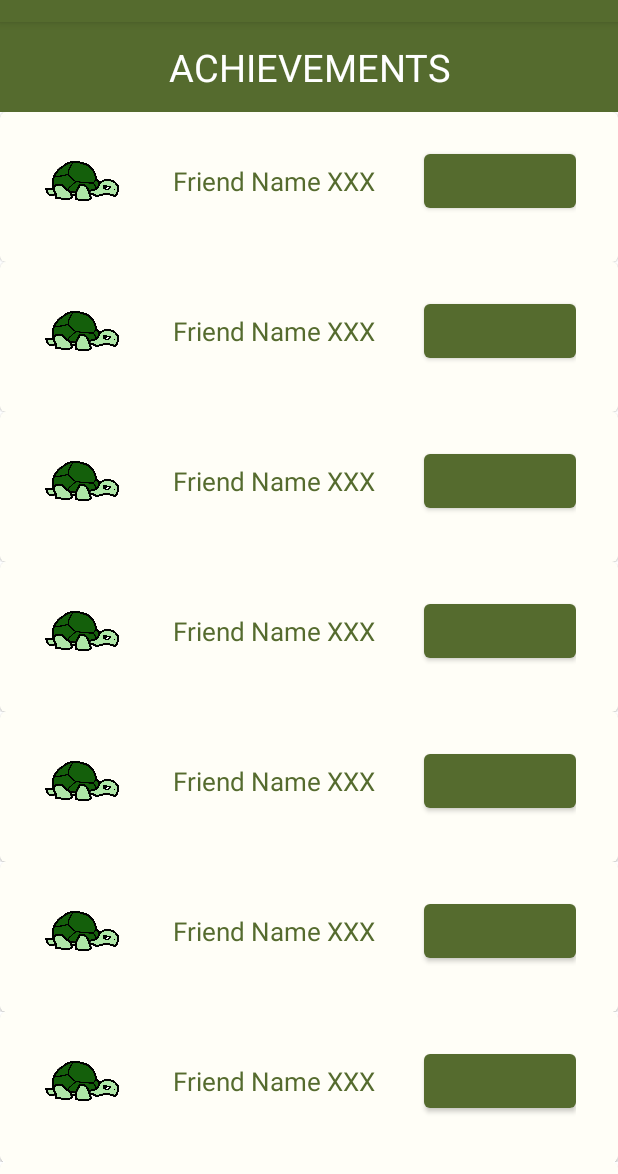
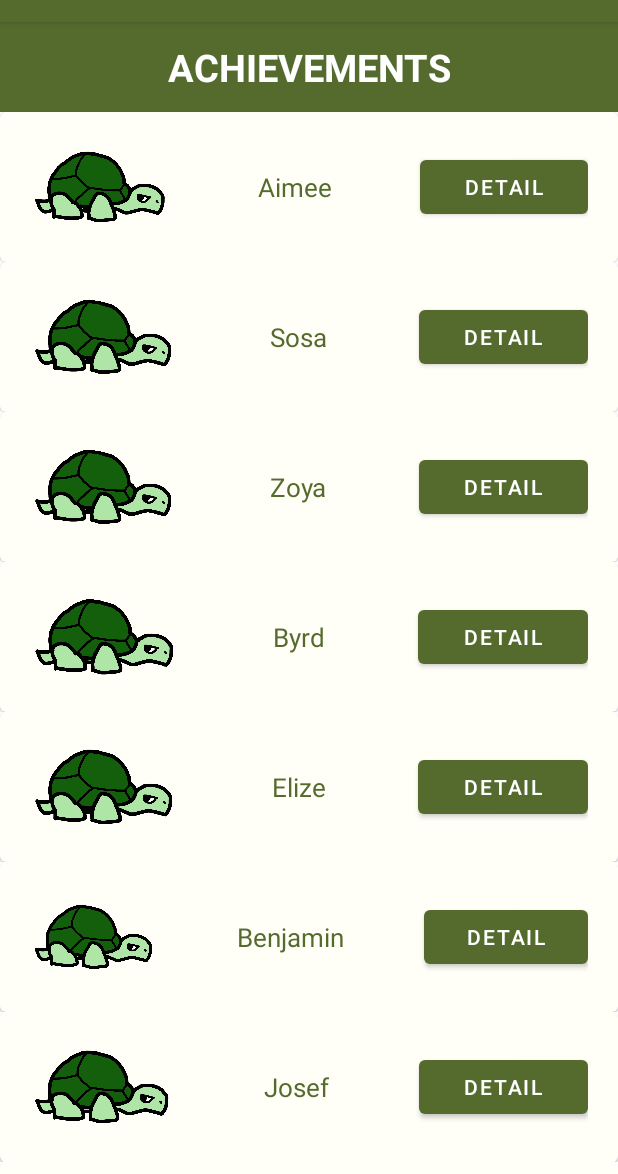
Before and after one commit to LiangL2020/NotLonesomeGeorge, an Android app: the screen it shows after launch (AchievementsActivity), after a tap on "Achievements Navigation", on a phone screen of 412 x 824 dp, the part 62-1236 px from its top. Run offline under Robolectric (Android 15) with nearby library versions, the phone set to English and light mode, and no system bars.

Commit message:
recycler view (achievement) working; scrolling and displaying ok

```diff
--- a/app/src/main/java/com/example/notlonesomegeorge/Achievement.kt
+++ b/app/src/main/java/com/example/notlonesomegeorge/Achievement.kt
@@ -1,5 +1,3 @@
 package com.example.notlonesomegeorge
 
-data class Achievement(val name: String){
-
-}
+data class Achievement(val name: String)
--- a/app/src/main/java/com/example/notlonesomegeorge/AchievementAdapter.kt
+++ b/app/src/main/java/com/example/notlonesomegeorge/AchievementAdapter.kt
@@ -12,16 +12,15 @@
 import androidx.cardview.widget.CardView
 import androidx.recyclerview.widget.RecyclerView
 
-private const val TAG = "AchievementAdapter"
+private const val TAG = "activityTag"
 
 /**
  * This is an important class that sits in between RecyclerView and the itemView
  * HomeworkAdapter provides a binding from an app-specific data set (homework) to views
  * that are displayed within a RecyclerView.
  */
-class AchievementAdapter(val activity: Activity, private val achievement: List<Achievement>) :
+class AchievementAdapter(val activity: Activity, private val achievements: List<Achievement>) :
     RecyclerView.Adapter<AchievementAdapter.ViewHolder>() {
-
     /**
      * Called when RecyclerView **needs** a new RecyclerView.ViewHolder of the given type to represent an item.
      */
@@ -37,12 +36,12 @@
      * to reflect the item at the given position.
      */
     override fun onBindViewHolder(holder: ViewHolder, position: Int) {
-        val cAch = achievement[position]
+        val cAch = achievements[position]
         holder.bind(cAch)
     }
 
     override fun getItemCount(): Int {
-        return achievement.size
+        return achievements.size
     }
 
     /**
@@ -69,7 +68,6 @@
                 Toast.makeText(activity,"long clicked", Toast.LENGTH_SHORT).show()
                 true
             }
-
         }
 
         // obtaining the references to various view objects we want to manipulate
--- a/app/src/main/java/com/example/notlonesomegeorge/AchievementsActivity.kt
+++ b/app/src/main/java/com/example/notlonesomegeorge/AchievementsActivity.kt
@@ -11,13 +11,13 @@
 class AchievementsActivity: AppCompatActivity() {
 
     // DECLARE VARIABLES
-    var achActivityTag = "mainActivityTag";
+    var activityTag = "activityTag";
     private lateinit var achRecyclerView: RecyclerView
 
     override fun onCreate(savedInstanceState: Bundle?) {
         super.onCreate(savedInstanceState)
         setContentView(R.layout.activity_achievements)
-        Log.i(achActivityTag, "In onCreate() AchievementsActivity...")
+        Log.i(activityTag, "In onCreate() AchievementsActivity...")
 
         // SET UP RECYCLER VIEW FOR ACHIEVEMENTS
         achRecyclerView = findViewById(R.id.achievements_recycler)
@@ -27,17 +27,19 @@
 
     // PROVIDE DATA SOURCE FOR ACHIEVEMENT LIST
     private fun getAchievementList(): List<Achievement> {
+        Log.i(activityTag, "In getAchievementList() AchievementsActivity...")
 
         var name: String
         val achievements = ArrayList<Achievement>()
+        val names = arrayOf<String>("Aimee", "Sosa", "Zoya", "Byrd", "Elize", "Benjamin",
+            "Josef", "Downes", "Roscoe", "Wall", "Aj", "Owens", "Renae", "Beaumont", "Jobe",
+            "Morales", "Murphy", "Moon", "Riccardo", "Hodge")
 
-        // CREATE 50 ACHIEVEMENTS
-        for (i in 1..50){
-            name = getString(R.string.friend_tortoise_name)
+        // CREATE 20 ACHIEVEMENTS
+        for (i in 1..20){
+            name = names[i-1]
             achievements.add(Achievement(name))
-            Log.i(achActivityTag,name)
         }
-
         return achievements
     }
 
--- a/app/src/main/java/com/example/notlonesomegeorge/MainActivity.kt
+++ b/app/src/main/java/com/example/notlonesomegeorge/MainActivity.kt
@@ -17,12 +17,12 @@
     private lateinit var achBTN: ImageButton
     private lateinit var skillBTN: ImageButton
 
-    var mainActivityTag = "mainActivityTag";
+    var activityTag = "activityTag";
 
     override fun onCreate(savedInstanceState: Bundle?) {
         super.onCreate(savedInstanceState)
         setContentView(R.layout.activity_main)
-        Log.i(mainActivityTag, "In onCreate() MainActivity...")
+        Log.i(activityTag, "In onCreate() MainActivity...")
 
         // INITIATE VARIABLES
         achBTN = findViewById(R.id.tortoiseBTN)
@@ -30,14 +30,14 @@
 
         // DIRECT USER TO ACHIEVEMENTS ACTIVITY
         achBTN.setOnClickListener{
-            Log.i(mainActivityTag, "Directing to ACHIEVEMENTS activity...")
+            Log.i(activityTag, "Directing to ACHIEVEMENTS activity...")
             call_ach()
         }
     }
 
     // DIRECT USER TO ACHIEVEMENTS ACTIVITY
     private fun call_ach(){
-        Log.i(mainActivityTag, "In call_ach()...")
+        Log.i(activityTag, "In call_ach()...")
         val intent = Intent(this, AchievementsActivity::class.java)
         startActivity(intent)
     }
--- a/app/src/main/res/layout/activity_achievements.xml
+++ b/app/src/main/res/layout/activity_achievements.xml
@@ -21,12 +21,13 @@
             android:text="@string/ach_display"
             android:textAllCaps="true"
             android:textColor="@color/white"
-            android:textSize="25sp" />
+            android:textSize="25sp"
+            android:textStyle="bold"/>
 
         <androidx.recyclerview.widget.RecyclerView
             android:id="@+id/achievements_recycler"
             android:layout_width="match_parent"
-            android:layout_height="match_parent"
+            android:layout_height="wrap_content"
             app:layout_constraintEnd_toEndOf="parent"
             app:layout_constraintStart_toStartOf="parent"
             app:layout_constraintTop_toTopOf="parent"
--- a/app/src/main/res/layout/item_achievement.xml
+++ b/app/src/main/res/layout/item_achievement.xml
@@ -21,9 +21,6 @@
         <androidx.constraintlayout.widget.ConstraintLayout
             android:layout_width="match_parent"
             android:layout_height="wrap_content"
-            android:paddingBottom="8dp"
-            android:paddingLeft="8dp"
-            android:paddingRight="8dp"
             android:background="@color/olive_super_light_yellow">
 
             <LinearLayout
@@ -47,10 +44,10 @@
                     android:layout_height="wrap_content"
                     android:layout_weight="5"
                     android:textAlignment="center"
-                    android:textSize="17dp"
+                    android:textSize="17sp"
                     android:textColor="@color/olive_dark_green"
                     android:layout_gravity="center"
-                    tools:text="@string/friend_tortoise_name"/>
+                    tools:text="FRIEND NAME XXX"/>
 
                 <Button
                     android:id="@+id/friend_description_btn"
@@ -58,9 +55,9 @@
                     android:layout_height="wrap_content"
                     android:layout_weight="1"
                     android:layout_gravity="center"
+                    android:text="@string/friend_description_BTN"
                     app:layout_constraintEnd_toEndOf="parent"
-                    app:layout_constraintHorizontal_bias="0"
-                    tools:text="@string/friend_description_BTN" />
+                    app:layout_constraintHorizontal_bias="0" />
 
             </LinearLayout>
 
```
